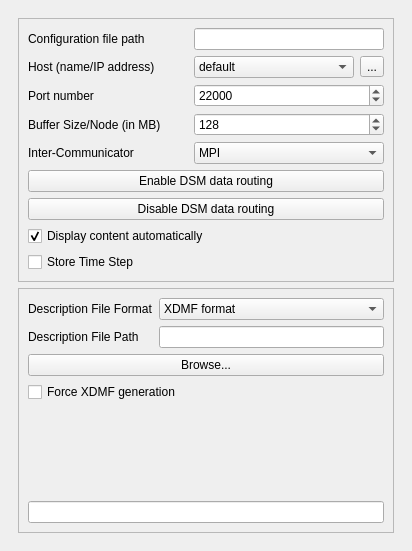
Qt form pqDSMViewerPanel.ui (soumagne/icarus) before a commit.
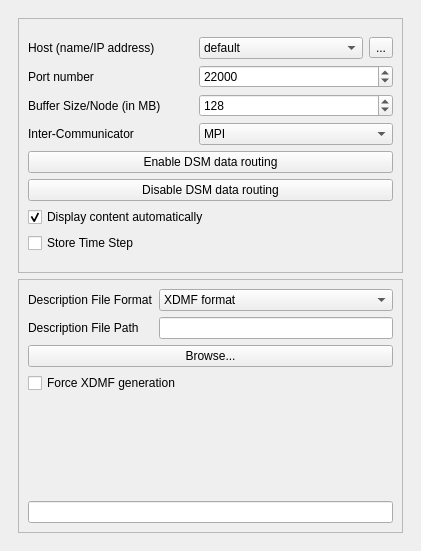
The same form after that commit. Icons and pictures are not drawn.

Commit message: Remote config file path and use only env variable Add force XDMF generation to saved settings

Diff of the .ui file:
```diff
--- a/pqDSMViewerPanel.ui
+++ b/pqDSMViewerPanel.ui
@@ -6,7 +6,7 @@
    <rect>
     <x>0</x>
     <y>0</y>
-    <width>412</width>
+    <width>421</width>
     <height>551</height>
    </rect>
   </property>
@@ -28,8 +28,8 @@
         <rect>
          <x>0</x>
          <y>0</y>
-         <width>394</width>
-         <height>511</height>
+         <width>404</width>
+         <height>490</height>
         </rect>
        </property>
        <layout class="QVBoxLayout" name="verticalLayout_4">
@@ -53,7 +53,7 @@
           <layout class="QVBoxLayout" name="verticalLayout_3">
            <item>
             <layout class="QGridLayout" name="gridLayout">
-             <item row="7" column="0" colspan="3">
+             <item row="6" column="0" colspan="3">
               <widget class="QPushButton" name="unpublishDSM">
                <property name="sizePolicy">
                 <sizepolicy hsizetype="Preferred" vsizetype="Fixed">
@@ -66,7 +66,7 @@
                </property>
               </widget>
              </item>
-             <item row="6" column="0" colspan="3">
+             <item row="5" column="0" colspan="3">
               <widget class="QPushButton" name="publishDSM">
                <property name="sizePolicy">
                 <sizepolicy hsizetype="Preferred" vsizetype="Fixed">
@@ -79,7 +79,7 @@
                </property>
               </widget>
              </item>
-             <item row="5" column="1" colspan="2">
+             <item row="4" column="1" colspan="2">
               <widget class="QComboBox" name="xdmfCommTypeComboBox">
                <property name="currentIndex">
                 <number>0</number>
@@ -96,7 +96,7 @@
                </item>
               </widget>
              </item>
-             <item row="3" column="1" colspan="2">
+             <item row="2" column="1" colspan="2">
               <widget class="QSpinBox" name="xdmfCommPort">
                <property name="maximum">
                 <number>65535</number>
@@ -109,28 +109,28 @@
                </property>
               </widget>
              </item>
-             <item row="5" column="0">
+             <item row="4" column="0">
               <widget class="QLabel" name="xdmfCommTypeLabel">
                <property name="text">
                 <string>Inter-Communicator</string>
                </property>
               </widget>
              </item>
-             <item row="11" column="0" colspan="3">
+             <item row="10" column="0" colspan="3">
               <widget class="QCheckBox" name="storeDSMContents">
                <property name="text">
                 <string>Store Time Step</string>
                </property>
               </widget>
              </item>
-             <item row="4" column="0">
+             <item row="3" column="0">
               <widget class="QLabel" name="dsmSizeLabel">
                <property name="text">
                 <string>Buffer Size/Node (in MB)</string>
                </property>
               </widget>
              </item>
-             <item row="4" column="1" colspan="2">
+             <item row="3" column="1" colspan="2">
               <widget class="QSpinBox" name="dsmSizeSpinBox">
                <property name="maximum">
                 <number>65535</number>
@@ -141,27 +141,13 @@
               </widget>
              </item>
              <item row="1" column="0">
-              <widget class="QLabel" name="dsmConfigFileLabel">
-               <property name="text">
-                <string>Configuration file path</string>
-               </property>
-              </widget>
-             </item>
-             <item row="1" column="1" colspan="2">
-              <widget class="QLineEdit" name="dsmConfigFilePathLineEdit">
-               <property name="text">
-                <string/>
-               </property>
-              </widget>
-             </item>
-             <item row="2" column="0">
               <widget class="QLabel" name="dsmServerNameLabel">
                <property name="text">
                 <string>Host (name/IP address)</string>
                </property>
               </widget>
              </item>
-             <item row="2" column="1">
+             <item row="1" column="1">
               <widget class="QComboBox" name="dsmServerName">
                <property name="currentIndex">
                 <number>0</number>
@@ -198,7 +184,7 @@
                </item>
               </widget>
              </item>
-             <item row="2" column="2">
+             <item row="1" column="2">
               <widget class="QToolButton" name="addServerDSM">
                <property name="enabled">
                 <bool>true</bool>
@@ -212,14 +198,14 @@
                </property>
               </widget>
              </item>
-             <item row="3" column="0">
+             <item row="2" column="0">
               <widget class="QLabel" name="xdmfCommPortLabel">
                <property name="text">
                 <string>Port number</string>
                </property>
               </widget>
              </item>
-             <item row="10" column="0" colspan="3">
+             <item row="9" column="0" colspan="3">
               <widget class="QCheckBox" name="autoDisplayDSM">
                <property name="text">
                 <string>Display content automatically</string>
```
The commit also changes 4 other files.
